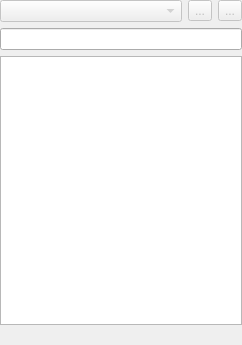
First picture: the form in plugins/generix/ui/dictionarydockwidget.ui, repository phoenix741/xinx, before the edit.
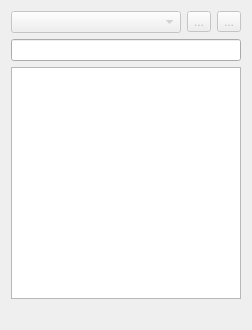
Second picture: the form after the edit. Icons and pictures are not drawn. Custom widgets are drawn as their Qt base class.

Commit message: IDEAL Dock Widget works.

What changed in the file:
```diff
--- a/plugins/generix/ui/dictionarydockwidget.ui
+++ b/plugins/generix/ui/dictionarydockwidget.ui
@@ -1,26 +1,19 @@
 <?xml version="1.0" encoding="UTF-8"?>
 <ui version="4.0">
  <class>DictionaryDockWidget</class>
- <widget class="QDockWidget" name="DictionaryDockWidget">
+ <widget class="QWidget" name="DictionaryDockWidget">
   <property name="geometry">
    <rect>
     <x>0</x>
     <y>0</y>
-    <width>242</width>
-    <height>345</height>
+    <width>252</width>
+    <height>330</height>
    </rect>
   </property>
-  <property name="allowedAreas">
-   <set>Qt::LeftDockWidgetArea|Qt::RightDockWidgetArea</set>
-  </property>
   <property name="windowTitle">
    <string>Dictionary</string>
   </property>
-  <widget class="QWidget" name="dockWidgetContents">
    <layout class="QVBoxLayout" name="verticalLayout">
-    <property name="margin">
-     <number>0</number>
-    </property>
     <item>
      <layout class="QHBoxLayout" name="horizontalLayout">
       <item>
@@ -83,7 +76,6 @@
      </widget>
     </item>
    </layout>
-  </widget>
  </widget>
  <customwidgets>
   <customwidget>
```
Lines whose indentation alone changed are shown as unchanged. The commit also changes 2 other files.
